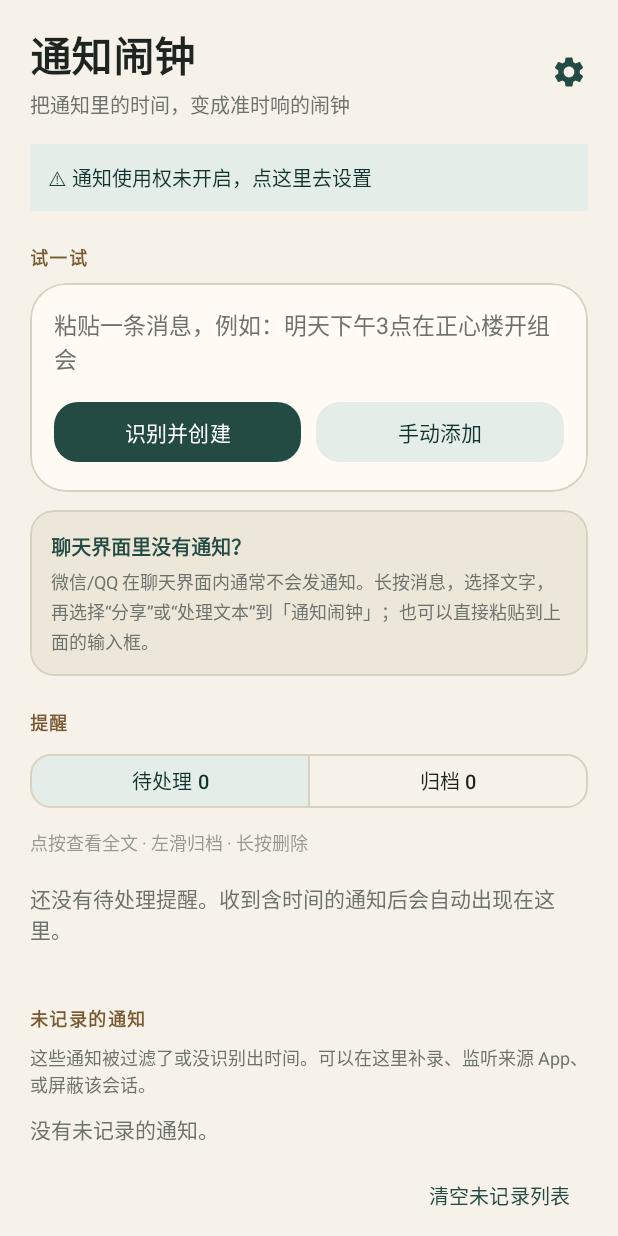
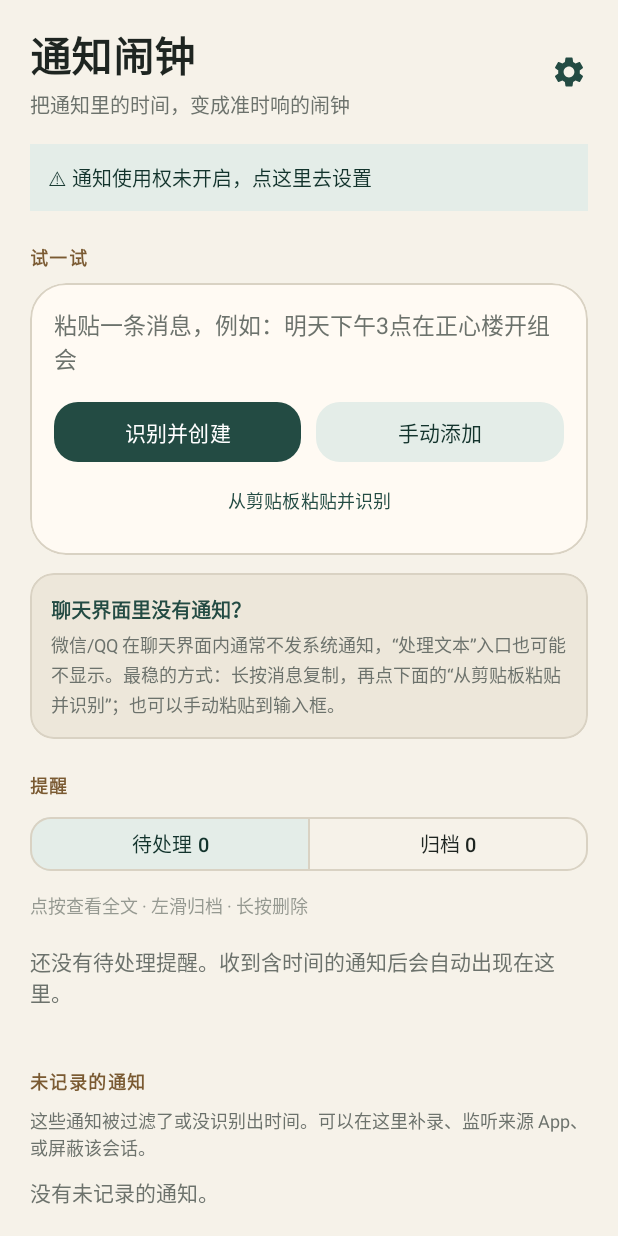
Before and after one commit to John20260411/NotifyClock, an Android app: the screen it shows after launch (MainActivity), on a phone screen of 412 x 824 dp. Run offline under Robolectric (Android 15) with nearby library versions, the phone set to English and light mode, and no system bars.

Commit message:
feat: paste copied chat text from clipboard

```diff
--- a/app/build.gradle.kts
+++ b/app/build.gradle.kts
@@ -16,8 +16,8 @@ android {
         applicationId = "cn.notialarm"
         minSdk = 26
         targetSdk = 34
-        versionCode = 16
-        versionName = "0.3.10"
+        versionCode = 17
+        versionName = "0.3.11"
     }
 
     signingConfigs {
--- a/app/src/main/res/layout/activity_main.xml
+++ b/app/src/main/res/layout/activity_main.xml
@@ -139,6 +139,17 @@
                             android:textAllCaps="false"
                             app:cornerRadius="16dp" />
                     </LinearLayout>
+
+                    <com.google.android.material.button.MaterialButton
+                        android:id="@+id/btnPasteClipboard"
+                        style="@style/Widget.Material3.Button.TextButton"
+                        android:layout_width="match_parent"
+                        android:layout_height="40dp"
+                        android:layout_marginTop="2dp"
+                        android:minHeight="0dp"
+                        android:text="@string/btn_paste_clipboard"
+                        android:textAllCaps="false"
+                        android:textSize="12sp" />
                 </LinearLayout>
             </com.google.android.material.card.MaterialCardView>
 
--- a/app/src/main/res/values/strings.xml
+++ b/app/src/main/res/values/strings.xml
@@ -22,7 +22,9 @@
     <string name="section_try">试一试</string>
     <string name="input_hint">粘贴一条消息，例如：明天下午3点在正心楼开组会</string>
     <string name="chat_hint_title">聊天界面里没有通知？</string>
-    <string name="chat_hint_body">微信/QQ 在聊天界面内通常不会发通知。长按消息，选择文字，再选择“分享”或“处理文本”到「通知闹钟」；也可以直接粘贴到上面的输入框。</string>
+    <string name="chat_hint_body">微信/QQ 在聊天界面内通常不发系统通知，“处理文本”入口也可能不显示。最稳的方式：长按消息复制，再点下面的“从剪贴板粘贴并识别”；也可以手动粘贴到输入框。</string>
+    <string name="btn_paste_clipboard">从剪贴板粘贴并识别</string>
+    <string name="toast_clipboard_empty">剪贴板里没有文字</string>
     <string name="btn_parse_create">识别并创建</string>
     <string name="btn_manual_add">手动添加</string>
     <string name="section_reminders">提醒</string>
```
Also changed, not shown: app/src/main/java/cn/notialarm/ui/MainActivity.kt (+16 -0 lines), 2 other files.
